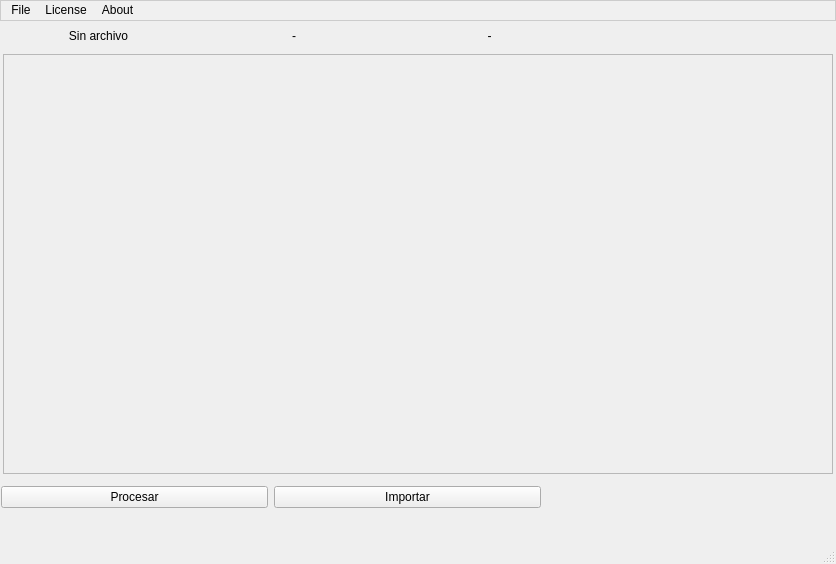
First picture: the form in temi.ui, repository brianmatute011/temi-scrapping, before the edit.
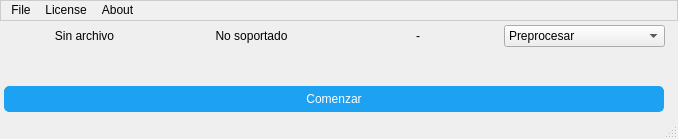
Second picture: the form after the edit.

What changed in the file:
```diff
--- a/temi.ui
+++ b/temi.ui
@@ -6,15 +6,26 @@
    <rect>
     <x>0</x>
     <y>0</y>
-    <width>836</width>
-    <height>564</height>
+    <width>678</width>
+    <height>139</height>
    </rect>
   </property>
+  <property name="minimumSize">
+   <size>
+    <width>678</width>
+    <height>139</height>
+   </size>
+  </property>
   <property name="windowTitle">
    <string>temi-scrapped</string>
   </property>
   <property name="styleSheet">
-   <string notr="true">/* MenuToolbar Style */
+   <string notr="true">QMainWindow::title {
+    background-color: #ffffff; /* Color blanco para la barra de título */
+    color: #000000; /* Color del texto en la barra de título */
+}
+
+/* MenuToolbar Style */
 QMenuBar {
     background-color: #F0F0F0; 
     border: 1px solid #CCCCCC; 
@@ -29,44 +40,36 @@
 QAction {
     border: 1px solid #CCCCCC; 
 }
+
+#pushButton {
+    background-color: #1DA1F2; /* Color azul similar al de Twitter */
+    color: #ffffff; /* Texto en color blanco */
+    border-style: solid;
+    border-width: 1px;
+    border-color: #1DA1F2;
+    border-radius: 5px;
+    padding: 5px 10px;
+}
+
+#pushButton:hover {
+    background-color: #0E71A7; /* Cambio de color al pasar el cursor */
+}
+
+#pushButton:pressed {
+    background-color: #0A5A7C; /* Cambio de color al presionar el botón */
+}
+
+
+
 </string>
   </property>
   <widget class="QWidget" name="centralwidget">
-   <widget class="QWidget" name="horizontalLayoutWidget">
-    <property name="geometry">
-     <rect>
-      <x>3</x>
-      <y>33</y>
-      <width>830</width>
-      <height>420</height>
-     </rect>
-    </property>
-    <layout class="QHBoxLayout" name="horizontalLayout">
-     <item>
-      <widget class="QScrollArea" name="scrollArea">
-       <property name="widgetResizable">
-        <bool>true</bool>
-       </property>
-       <widget class="QWidget" name="scrollAreaWidgetContents">
-        <property name="geometry">
-         <rect>
-          <x>0</x>
-          <y>0</y>
-          <width>826</width>
-          <height>416</height>
-         </rect>
-        </property>
-       </widget>
-      </widget>
-     </item>
-    </layout>
-   </widget>
    <widget class="QWidget" name="horizontalLayoutWidget_2">
     <property name="geometry">
      <rect>
-      <x>1</x>
-      <y>461</y>
-      <width>540</width>
+      <x>4</x>
+      <y>63</y>
+      <width>660</width>
       <height>30</height>
      </rect>
     </property>
@@ -74,14 +77,7 @@
      <item>
       <widget class="QPushButton" name="pushButton">
        <property name="text">
-        <string>Procesar</string>
-       </property>
-      </widget>
-     </item>
-     <item>
-      <widget class="QPushButton" name="pushButton_2">
-       <property name="text">
-        <string>Importar</string>
+        <string>Comenzar</string>
        </property>
       </widget>
      </item>
@@ -92,7 +88,7 @@
      <rect>
       <x>4</x>
       <y>0</y>
-      <width>580</width>
+      <width>661</width>
       <height>30</height>
      </rect>
     </property>
@@ -113,7 +109,7 @@
      <item>
       <widget class="QLabel" name="label_2">
        <property name="text">
-        <string>-</string>
+        <string>No soportado</string>
        </property>
        <property name="alignment">
         <set>Qt::AlignCenter</set>
@@ -130,6 +126,31 @@
        </property>
       </widget>
      </item>
+     <item>
+      <widget class="QComboBox" name="comboBox">
+       <property name="editable">
+        <bool>false</bool>
+       </property>
+       <property name="maxVisibleItems">
+        <number>14</number>
+       </property>
+       <item>
+        <property name="text">
+         <string extracomment="Preprocesa todas las paginas del pdf">Preprocesar</string>
+        </property>
+       </item>
+       <item>
+        <property name="text">
+         <string extracomment="Importe a su BD las tablas resultantes">Importar a BD</string>
+        </property>
+       </item>
+       <item>
+        <property name="text">
+         <string extracomment="Importe las tablas preprocesadas a Excel">Importar a Excel</string>
+        </property>
+       </item>
+      </widget>
+     </item>
     </layout>
    </widget>
   </widget>
@@ -139,7 +160,7 @@
     <rect>
      <x>0</x>
      <y>0</y>
-     <width>836</width>
+     <width>678</width>
      <height>23</height>
     </rect>
    </property>
```
